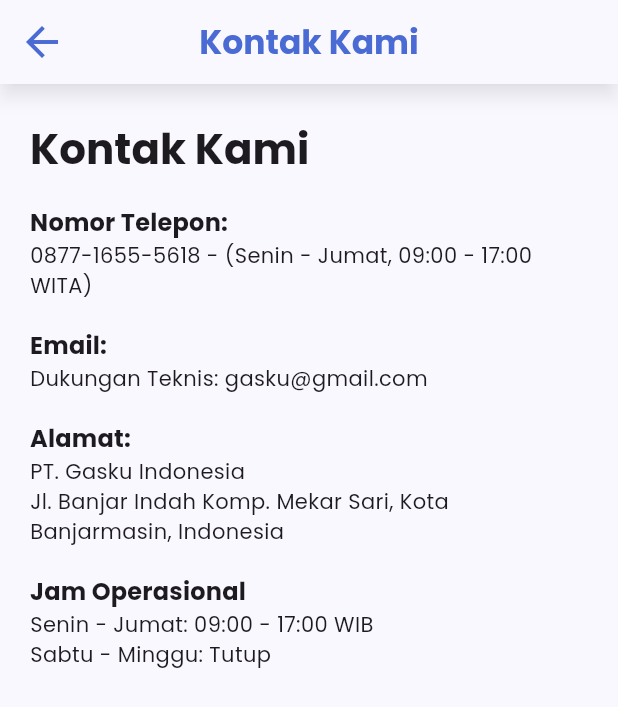
After one commit to mdaffailhami/gasku, a Flutter app: the MyKontakKamiPage screen opened directly, on a phone screen of 412 x 824 dp. The commit adds this screen. Shown: the top 707 px of the screen. Run offline on Flutter 3.47's test engine with Material 3 defaults, Android fonts, the phone set to English and light mode, and no system bars; our stand-ins replace flutter_carousel_widget, google_fonts; network calls fail.

Commit message:
Add Kontak Kami Page

```diff
--- /dev/null
+++ b/lib/pages/kontak_kami.dart
@@ -0,0 +1,69 @@
+import 'package:flutter/material.dart';
+import 'package:gasku/widgets/kontak_kami_list_tile.dart';
+
+class MyKontakKamiPage extends StatelessWidget {
+  const MyKontakKamiPage({super.key});
+
+  @override
+  Widget build(BuildContext context) {
+    return Scaffold(
+      appBar: AppBar(
+        centerTitle: true,
+        title: Text(
+          'Kontak Kami',
+          style: TextStyle(
+            color: Theme.of(context).colorScheme.primary,
+            fontWeight: FontWeight.bold,
+          ),
+        ),
+        leading: IconButton(
+          onPressed: () => Navigator.of(context).pop(),
+          icon: Icon(
+            Icons.arrow_back,
+            size: 32,
+            color: Theme.of(context).colorScheme.primary,
+          ),
+        ),
+        surfaceTintColor: Theme.of(context).colorScheme.surface,
+        backgroundColor: Theme.of(context).colorScheme.surface,
+        elevation: 5,
+        shadowColor: Colors.black.withOpacity(0.4),
+      ),
+      body: SingleChildScrollView(
+        child: Padding(
+          padding: const EdgeInsets.fromLTRB(20, 25, 20, 0),
+          child: Column(
+            crossAxisAlignment: CrossAxisAlignment.start,
+            children: [
+              Text(
+                'Kontak Kami',
+                style: Theme.of(context)
+                    .textTheme
+                    .headlineMedium
+                    ?.copyWith(fontWeight: FontWeight.bold),
+              ),
+              SizedBox(height: 19),
+              KontakKamiListTile(
+                title: 'Nomor Telepon:',
+                body: '0877-1655-5618 - (Senin - Jumat, 09:00 - 17:00 WITA)',
+              ),
+              KontakKamiListTile(
+                title: 'Email:',
+                body: 'Dukungan Teknis: gasku@gmail.com',
+              ),
+              KontakKamiListTile(
+                title: 'Alamat:',
+                body:
+                    'PT. Gasku Indonesia\nJl. Banjar Indah Komp. Mekar Sari, Kota Banjarmasin, Indonesia',
+              ),
+              KontakKamiListTile(
+                title: 'Jam Operasional',
+                body: 'Senin - Jumat: 09:00 - 17:00 WIB\nSabtu - Minggu: Tutup',
+              ),
+            ],
+          ),
+        ),
+      ),
+    );
+  }
+}
--- a/lib/pages/main.dart
+++ b/lib/pages/main.dart
@@ -18,16 +18,15 @@
       appBar: AppBar(
         title: Text(
           'GasKu',
-          style: TextStyle(
-            fontSize: 28,
-            color: Theme.of(context).colorScheme.primary,
-            fontWeight: FontWeight.bold,
-          ),
+          style: Theme.of(context).textTheme.headlineMedium?.copyWith(
+                color: Theme.of(context).colorScheme.primary,
+                fontWeight: FontWeight.bold,
+              ),
         ),
         surfaceTintColor: Theme.of(context).colorScheme.surface,
         backgroundColor: Theme.of(context).colorScheme.surface,
-        elevation: 2,
-        shadowColor: Colors.black.withOpacity(0.6),
+        elevation: 5,
+        shadowColor: Colors.black.withOpacity(0.4),
         actions: [
           Container(
             child: SizedBox(
--- a/lib/pages/profil.dart
+++ b/lib/pages/profil.dart
@@ -1,4 +1,5 @@
 import 'package:flutter/material.dart';
+import 'package:gasku/pages/kontak_kami.dart';
 import 'package:gasku/widgets/divider.dart';
 import 'package:gasku/widgets/list_tile_button.dart';
 
@@ -166,21 +167,29 @@
                   MyListTileButton(
                     icon: Icons.question_mark,
                     text: 'Pusat Bantuan',
+                    onTap: () {},
                   ),
                   MyDivider(),
                   MyListTileButton(
                     icon: Icons.shield_moon_outlined,
                     text: 'Pemberitahuan Privasi',
+                    onTap: () {},
                   ),
                   MyDivider(),
                   MyListTileButton(
                     icon: Icons.notes,
                     text: 'FAQ',
+                    onTap: () {},
                   ),
                   MyDivider(),
                   MyListTileButton(
                     icon: Icons.contacts_outlined,
                     text: 'Kontak Kami',
+                    onTap: () => Navigator.of(context).push(
+                      MaterialPageRoute(
+                        builder: (context) => const MyKontakKamiPage(),
+                      ),
+                    ),
                   ),
                 ],
               ),
--- /dev/null
+++ b/lib/widgets/kontak_kami_list_tile.dart
@@ -0,0 +1,30 @@
+import 'package:flutter/material.dart';
+
+class KontakKamiListTile extends StatelessWidget {
+  const KontakKamiListTile({
+    super.key,
+    required this.title,
+    required this.body,
+  });
+
+  final String title;
+  final String body;
+
+  @override
+  Widget build(BuildContext context) {
+    return Column(
+      crossAxisAlignment: CrossAxisAlignment.start,
+      children: [
+        Text(
+          title,
+          style: Theme.of(context)
+              .textTheme
+              .titleMedium
+              ?.copyWith(fontWeight: FontWeight.bold),
+        ),
+        Text(body),
+        SizedBox(height: 18),
+      ],
+    );
+  }
+}
--- a/lib/widgets/list_tile_button.dart
+++ b/lib/widgets/list_tile_button.dart
@@ -5,10 +5,12 @@
     super.key,
     required this.icon,
     required this.text,
+    required this.onTap,
   });
 
   final IconData icon;
   final String text;
+  final void Function() onTap;
 
   @override
   Widget build(BuildContext context) {
@@ -26,7 +28,7 @@
         Icons.arrow_forward_ios,
         color: Theme.of(context).colorScheme.outline,
       ),
-      onTap: () {},
+      onTap: () => onTap(),
     );
   }
 }
```
